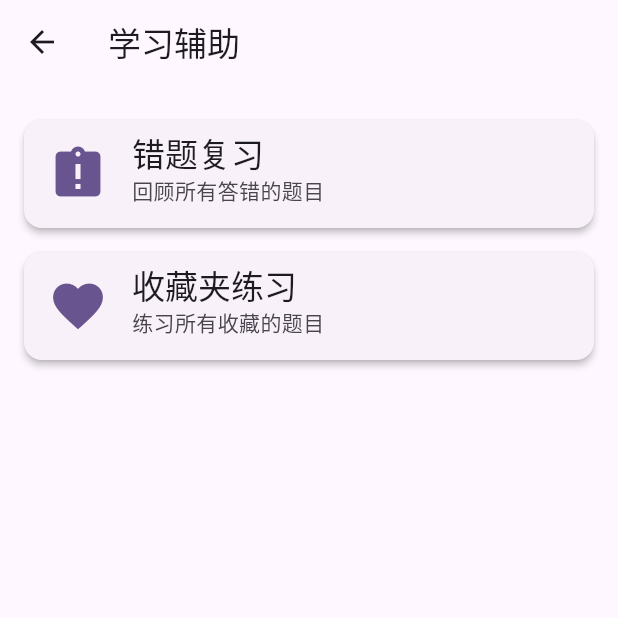
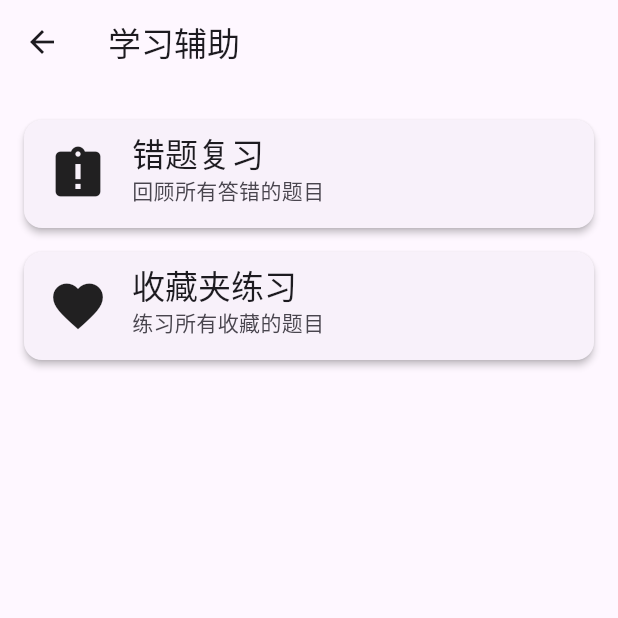
Before and after one commit to koiszzz/quiz_flutter, a Flutter app: the StudyScreen screen opened by its route, on a phone screen of 412 x 824 dp, the top half of it. Run offline on Flutter 3.47's test engine with Material 3 defaults, Android fonts, the light colour scheme and no system bars; our stand-ins replace file_picker, flutter_riverpod, freezed_annotation, go_router, riverpod_annotation, shared_preferences and 1 more; missing offline and left inert: excel; accounts and stored records are empty; generated files the repository leaves out were written again.

Commit message:
提交页面icon颜色修改

```diff
--- a/lib/screens/quiz/quiz_screen.dart
+++ b/lib/screens/quiz/quiz_screen.dart
@@ -57,7 +57,7 @@ class _QuizScreenState extends ConsumerState<QuizScreen> {
       elevation: 2.0,
       margin: const EdgeInsets.symmetric(vertical: 8.0),
       child: ListTile(
-        leading: Icon(icon, size: 40, color: Theme.of(context).primaryColor),
+        leading: Icon(icon, size: 40, color: Theme.of(context).iconTheme.color),
         title: Text(title, style: Theme.of(context).textTheme.titleLarge),
         subtitle: Text(subtitle),
         onTap: onTap,
--- a/lib/screens/study/study_screen.dart
+++ b/lib/screens/study/study_screen.dart
@@ -52,7 +52,7 @@ class StudyScreen extends StatelessWidget {
       elevation: 2.0,
       margin: const EdgeInsets.symmetric(vertical: 8.0),
       child: ListTile(
-        leading: Icon(icon, size: 40, color: Theme.of(context).primaryColor),
+        leading: Icon(icon, size: 40, color: Theme.of(context).iconTheme.color),
         title: Text(title, style: Theme.of(context).textTheme.titleLarge),
         subtitle: Text(subtitle),
         onTap: onTap,
```
Also changed, not shown: 1 other file.
